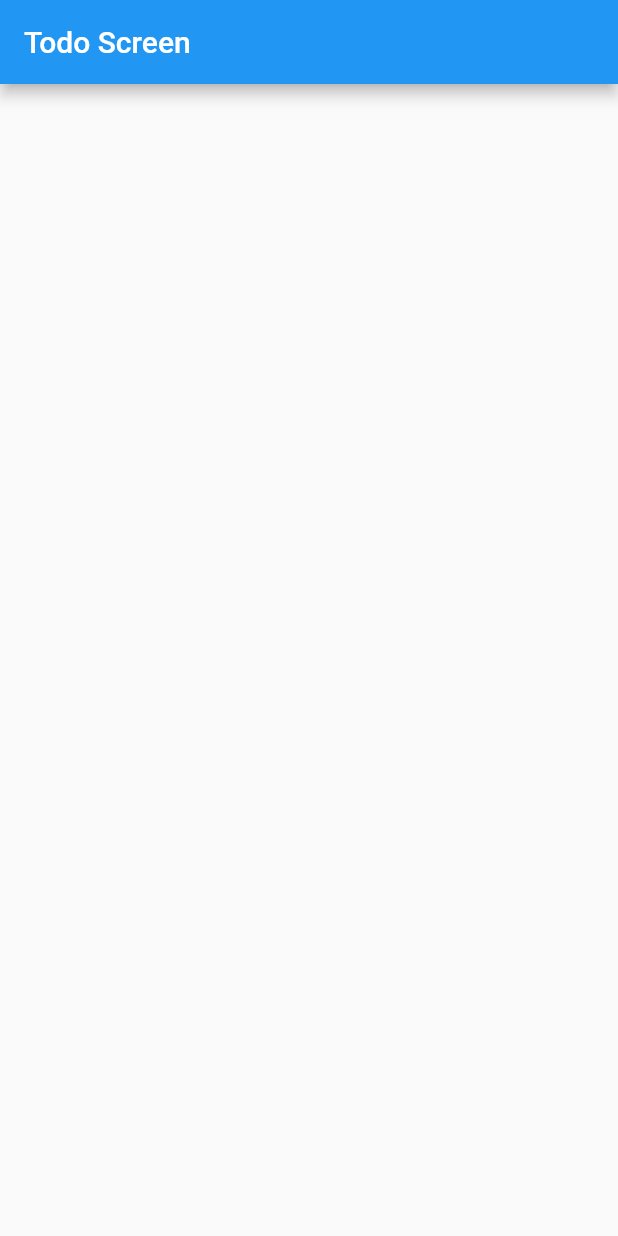
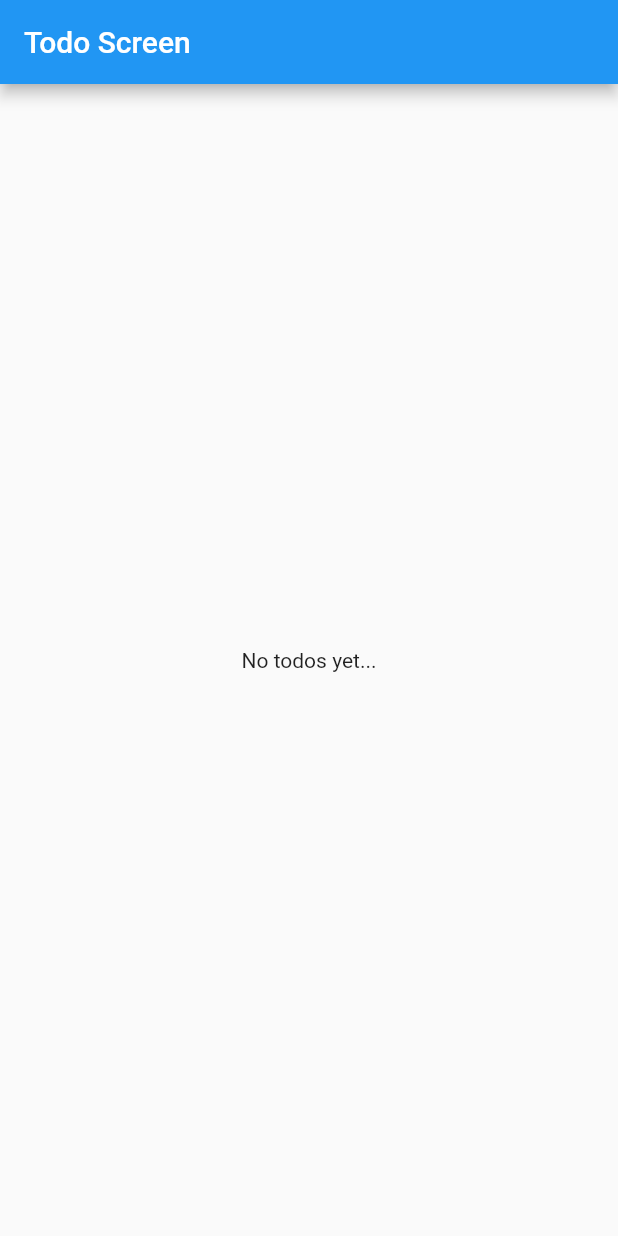
Before and after one commit to 0Garbs/flutter_mvvm, a Flutter app: the screen it shows after launch, on a phone screen of 412 x 824 dp. Run offline on Flutter 3.47's test engine with Material 3 defaults, Android fonts, the phone set to English and light mode, and no system bars.

Commit message:
FT: Separating the UI as flutter documentation recommends

```diff
--- a/lib/ui/todo/widgets/todo_screen.dart
+++ b/lib/ui/todo/widgets/todo_screen.dart
@@ -1,5 +1,6 @@
 import 'package:flutter/material.dart';
 import 'package:flutter_mvvm/ui/todo/viewmodels/todo_viewmodel.dart';
+import 'package:flutter_mvvm/ui/todo/widgets/todos_list.dart';
 
 class TodoScreen extends StatelessWidget {
   final TodoViewmodel todoViewmodel;
@@ -21,19 +22,12 @@ class TodoScreen extends StatelessWidget {
               return const Center(
                   child: Text('An error has occurred getting todos'));
             }
-            return child! ;
+            return child!;
           },
           child: ListenableBuilder(
-              listenable: todoViewmodel,
-              builder: (context, child) {
-                return ListView.builder(
-                  itemCount: todoViewmodel.todos.length,
-                  itemBuilder: (context, index) => ListTile(
-                    leading: Text('${todoViewmodel.todos[index].id}'),
-                    title: Text(todoViewmodel.todos[index].name),
-                  ),
-                );
-              }),
+            listenable: todoViewmodel,
+            builder: (context, child) => TodosList(todos: todoViewmodel.todos),
+          ),
         ));
   }
 }
--- /dev/null
+++ b/lib/ui/todo/widgets/todos_list.dart
@@ -0,0 +1,20 @@
+import 'package:flutter/material.dart';
+import 'package:flutter_mvvm/domain/models/todo.dart';
+import 'package:flutter_mvvm/ui/todo/widgets/todo_tile.dart';
+
+class TodosList extends StatelessWidget {
+  final List<Todo> todos;
+
+  const TodosList({super.key, required this.todos});
+
+  @override
+  Widget build(BuildContext context) {
+    if (todos.isEmpty) {
+      return const Center(child: Text('No todos yet...'));
+    }
+    return ListView.builder(
+      itemCount: todos.length,
+      itemBuilder: (context, index) => TodoTile(todo: todos[index]),
+    );
+  }
+}
```
Also changed, not shown: lib/ui/todo/widgets/todo_tile.dart (added, +15 -0 lines).
